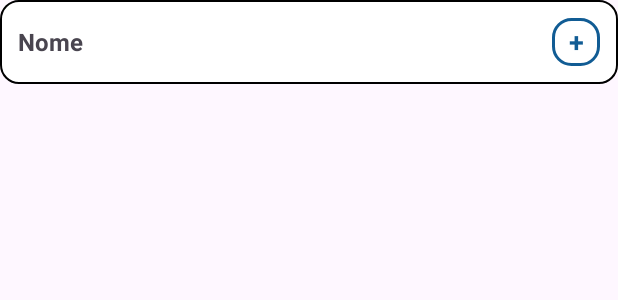
After one commit to DiogoNovais2002/Manut_Smart, an Android app: the layout item_technician_admin.xml on its own in the app's theme, with its tools: preview values and no code run, on a phone screen of 412 x 824 dp. The commit adds this screen. Shown: the top 300 px of the screen. Run offline under Robolectric (Android 15) with nearby library versions, the phone set to English and light mode, and no system bars.

Commit message:
Listar tecnicos Admin

```diff
--- a/app/src/main/java/com/ipvc/manut_smart/technical/Pending_repair.kt
+++ b/app/src/main/java/com/ipvc/manut_smart/technical/Pending_repair.kt
@@ -98,12 +98,10 @@ class Pending_repair : AppCompatActivity() {
             .get()
             .addOnSuccessListener { documents ->
                 listContainer.removeAllViews()
-                // O "map" agora já não é necessário, vamos fazer direto no loop:
                 val issuesList = documents.map { doc ->
                     Pair(doc, doc.toObject(Issue::class.java))
                 }.toMutableList()
 
-                // Ordenação conforme o filtro:
                 when (selectedFilter) {
                     1 -> {
                         issuesList.sortByDescending { it.second.urgency }
@@ -111,7 +109,7 @@ class Pending_repair : AppCompatActivity() {
                     2 -> {
                         issuesList.sortBy { it.second.date_registration?.toDate() }
                     }
-                    else -> { /* Nenhuma ordenação extra */ }
+                    else -> {  }
                 }
 
                 for ((doc, issue) in issuesList) {
--- a/app/src/main/res/layout/activity_sub_menu_technician_admin.xml
+++ b/app/src/main/res/layout/activity_sub_menu_technician_admin.xml
@@ -4,7 +4,7 @@
     android:id="@+id/main"
     android:layout_width="match_parent"
     android:layout_height="match_parent"
-    android:background="#FFFFFF"
+    android:background="@color/white"
     tools:context=".admin.Technician.RegisterTechnicianAdminActivity">
 
     <LinearLayout
@@ -55,6 +55,7 @@
                 android:height="50dp" />
 
             <Button
+                android:id="@+id/btnListTec"
                 style="@style/WhiteButton"
                 android:layout_width="match_parent"
                 android:layout_height="wrap_content"
--- /dev/null
+++ b/app/src/main/res/layout/item_technician_admin.xml
@@ -0,0 +1,79 @@
+<LinearLayout xmlns:android="http://schemas.android.com/apk/res/android"
+    android:layout_width="match_parent"
+    android:layout_height="wrap_content"
+    android:orientation="vertical"
+    android:background="@drawable/ticket_background"
+    android:padding="12dp"
+    android:layout_marginBottom="8dp">
+
+    <LinearLayout
+        android:layout_width="match_parent"
+        android:layout_height="wrap_content"
+        android:orientation="horizontal"
+        android:gravity="center_vertical">
+
+        <TextView
+            android:id="@+id/tvName"
+            android:layout_width="0dp"
+            android:layout_height="wrap_content"
+            android:layout_weight="1"
+            android:text="@string/Name"
+            android:textSize="16sp"
+            android:textStyle="bold" />
+
+        <FrameLayout
+            android:id="@+id/btnExpand"
+            android:layout_width="32dp"
+            android:layout_height="32dp">
+
+            <ImageView
+                android:layout_width="match_parent"
+                android:layout_height="match_parent"
+                android:src="@drawable/card"
+                android:contentDescription="Botao" />
+
+            <TextView
+                android:id="@+id/expandText"
+                android:layout_width="match_parent"
+                android:layout_height="match_parent"
+                android:text="@string/Plus"
+                android:textColor="#115C94"
+                android:textSize="18sp"
+                android:textStyle="bold"
+                android:gravity="center" />
+        </FrameLayout>
+    </LinearLayout>
+
+    <LinearLayout
+        android:id="@+id/detailsLayout"
+        android:layout_width="match_parent"
+        android:layout_height="wrap_content"
+        android:orientation="vertical"
+        android:visibility="gone"
+        android:layout_marginTop="12dp">
+
+        <TextView
+            android:id="@+id/tvEmail"
+            android:layout_width="wrap_content"
+            android:layout_height="wrap_content"
+            android:text="@string/Email_" />
+
+        <TextView
+            android:id="@+id/tvPhone"
+            android:layout_width="wrap_content"
+            android:layout_height="wrap_content"
+            android:text="@string/Phone" />
+
+        <TextView
+            android:id="@+id/tvRole"
+            android:layout_width="wrap_content"
+            android:layout_height="wrap_content"
+            android:text="@string/Role" />
+
+        <TextView
+            android:id="@+id/tvActive"
+            android:layout_width="wrap_content"
+            android:layout_height="wrap_content"
+            android:text="@string/Is_Active" />
+    </LinearLayout>
+</LinearLayout>
--- a/app/src/main/res/values/strings.xml
+++ b/app/src/main/res/values/strings.xml
@@ -155,6 +155,11 @@
     <string name="In_progress">Em progresso</string>
     <string name="Finish_state">Finalizado</string>
 
+    <!-- List Technician -->
+    <string name="Email_">Email :</string>
+    <string name="Phone">Telefone:</string>
+    <string name="Role">Função:</string>
+    <string name="Is_Active">Ativo:</string>
 
     <!--Filter-->
     <string-array name="filter_options">
```
Also changed, not shown: app/src/main/java/com/ipvc/manut_smart/admin/Technician/List_Tec_Admin.kt (+53 -9 lines), app/src/main/java/com/ipvc/manut_smart/admin/Technician/SubMenuTechnicianAdminActivity.kt (+6 -1 lines), app/src/main/res/layout/activity_list_tec_admin.xml (+6 -7 lines).
